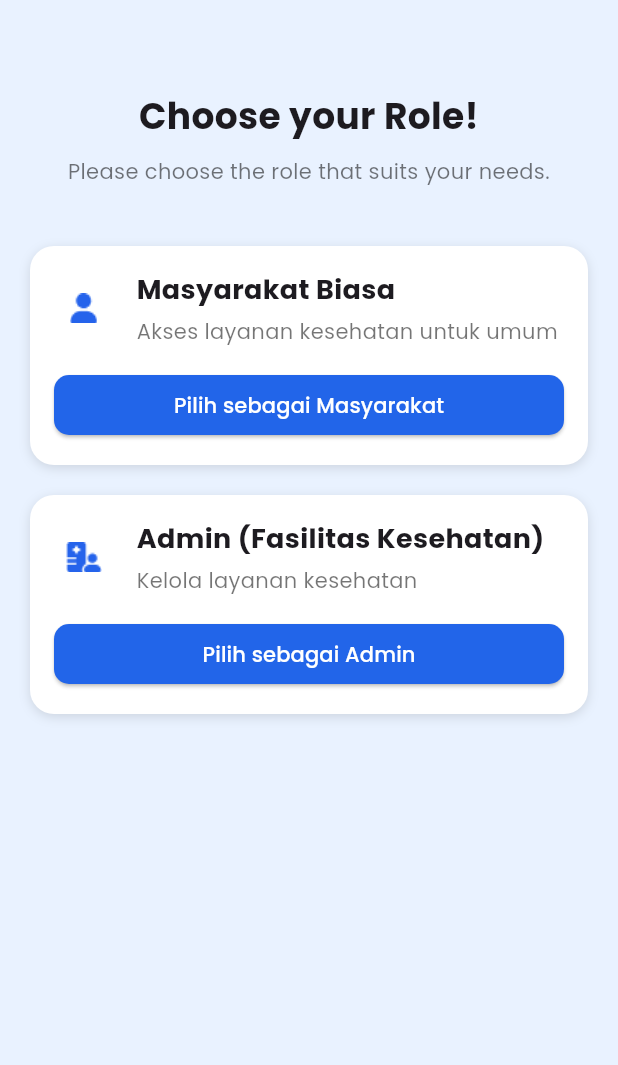
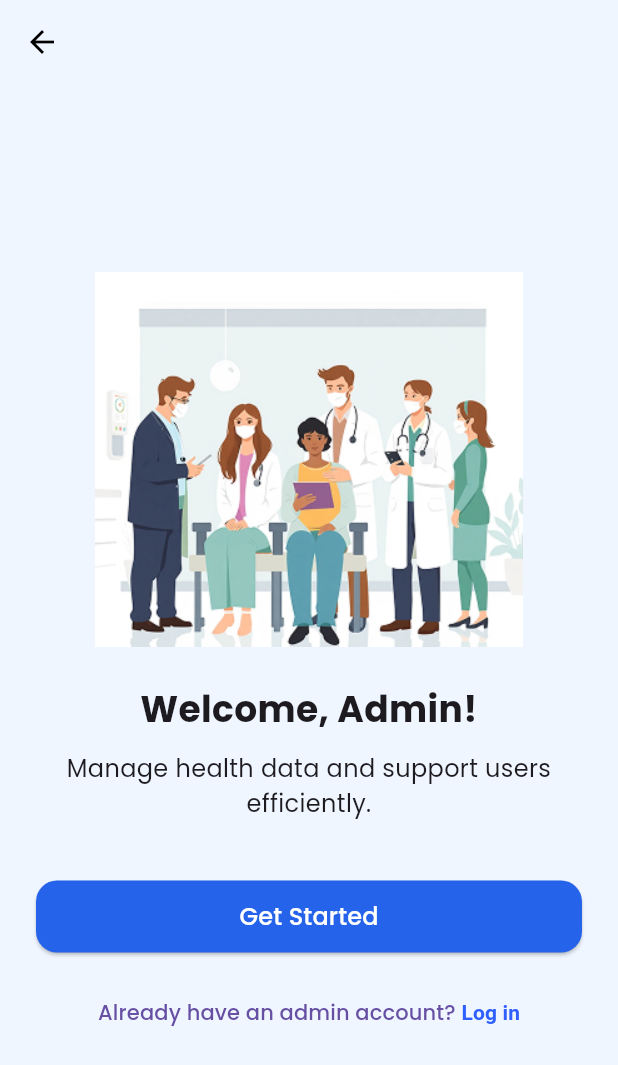
Before and after one commit to ipaddr/MPLJJ25-138-KEL-6, a Flutter app: the ChooseRoleScreen screen opened directly, after a tap on "Pilih sebagai Admin", on a phone screen of 412 x 824 dp. Shown: the top 1065 px of the screen. Run offline on Flutter 3.47's test engine with Material 3 defaults, Android fonts, the phone set to English and light mode, and no system bars; our stand-ins replace cloud_firestore, firebase_auth, firebase_core, google_sign_in; accounts and stored records are empty.

Commit message:
Project Kelompok 6

```diff
--- /dev/null
+++ b/sehealthyapp/lib/screens/admin/admin_onboarding.dart
@@ -0,0 +1,89 @@
+import 'package:flutter/material.dart';
+import 'admin_login.dart';
+import '/screens/choose_role_screen.dart'; // Untuk kembali ke pemilihan role
+
+class OnboardingAdminScreen extends StatelessWidget {
+  const OnboardingAdminScreen({super.key});
+
+  @override
+  Widget build(BuildContext context) {
+    return Scaffold(
+      appBar: AppBar(
+        backgroundColor: const Color(0xFFEFF6FF),
+        elevation: 0,
+        leading: IconButton(
+          icon: const Icon(Icons.arrow_back, color: Colors.black),
+          onPressed: () {
+            Navigator.pushReplacement(
+              context,
+              MaterialPageRoute(builder: (_) => const ChooseRoleScreen()),
+            );
+          },
+        ),
+      ),
+      backgroundColor: const Color(0xFFEFF6FF),
+      body: Padding(
+        padding: const EdgeInsets.all(24.0),
+        child: Column(
+          mainAxisAlignment: MainAxisAlignment.center,
+          children: [
+            Image.asset('assets/images/img1.png', height: 250),
+            const SizedBox(height: 24),
+            const Text(
+              'Welcome, Admin!',
+              style: TextStyle(fontSize: 24, fontWeight: FontWeight.bold),
+              textAlign: TextAlign.center,
+            ),
+            const SizedBox(height: 12),
+            const Text(
+              'Manage health data and support users efficiently.',
+              style: TextStyle(fontSize: 16),
+              textAlign: TextAlign.center,
+            ),
+            const SizedBox(height: 40),
+            ElevatedButton(
+              onPressed: () {
+                Navigator.pushReplacement(
+                  context,
+                  MaterialPageRoute(builder: (_) => AdminLoginScreen()),
+                );
+              },
+              style: ElevatedButton.styleFrom(
+                backgroundColor: const Color(0xFF2563EB),
+                foregroundColor: Colors.white,
+                minimumSize: const Size(double.infinity, 48),
+                shape: RoundedRectangleBorder(
+                  borderRadius: BorderRadius.circular(14),
+                ),
+              ),
+              child: const Text('Get Started', style: TextStyle(fontSize: 16)),
+            ),
+            const SizedBox(height: 16),
+            TextButton(
+              onPressed: () {
+                // Navigator.pushReplacement(
+                //   context,
+                //   MaterialPageRoute(builder: (_) => const AdminDashboardScreen()),
+                // );
+              },
+              child: const Text.rich(
+                TextSpan(
+                  text: 'Already have an admin account? ',
+                  children: [
+                    TextSpan(
+                      text: 'Log in',
+                      style: TextStyle(
+                        color: Color(0xFF2F60FF),
+                        fontWeight: FontWeight.bold,
+                      ),
+                    ),
+                  ],
+                ),
+              ),
+            ),
+          ],
+        ),
+      ),
+    );
+  }
+}
--- a/sehealthyapp/lib/screens/choose_role_screen.dart
+++ b/sehealthyapp/lib/screens/choose_role_screen.dart
@@ -1,5 +1,6 @@
 import 'package:flutter/material.dart';
 import 'onboarding_screen.dart';
+import 'admin/admin_onboarding.dart';
 
 class ChooseRoleScreen extends StatelessWidget {
   const ChooseRoleScreen({super.key});
@@ -55,7 +56,13 @@ class ChooseRoleScreen extends StatelessWidget {
               subtitle: 'Kelola layanan kesehatan',
               buttonText: 'Pilih sebagai Admin',
               onPressed: () {
-                // Aksi untuk Admin, bisa diarahkan ke halaman lain atau admin login
+                // Navigasi ke halaman Onboarding
+                Navigator.push(
+                  context,
+                  MaterialPageRoute(
+                    builder: (context) => const OnboardingAdminScreen(),
+                  ),
+                );
               },
             ),
           ],
```
Also changed, not shown: sehealthyapp/lib/screens/admin/admin_login.dart (added, +198 -0 lines).
